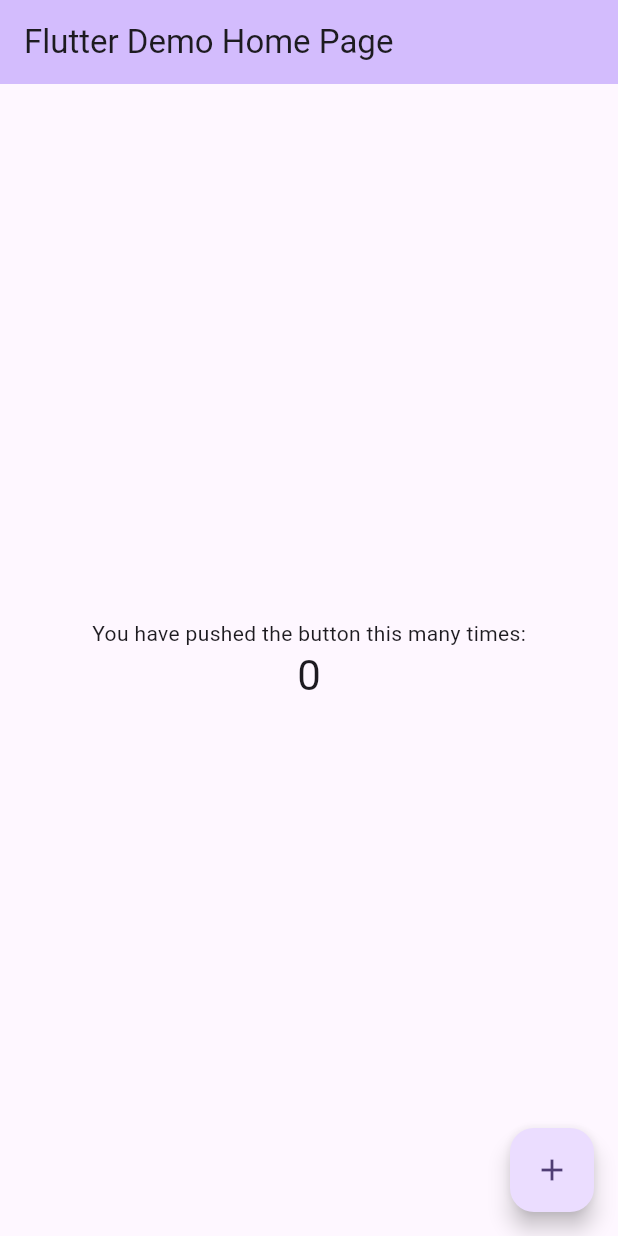
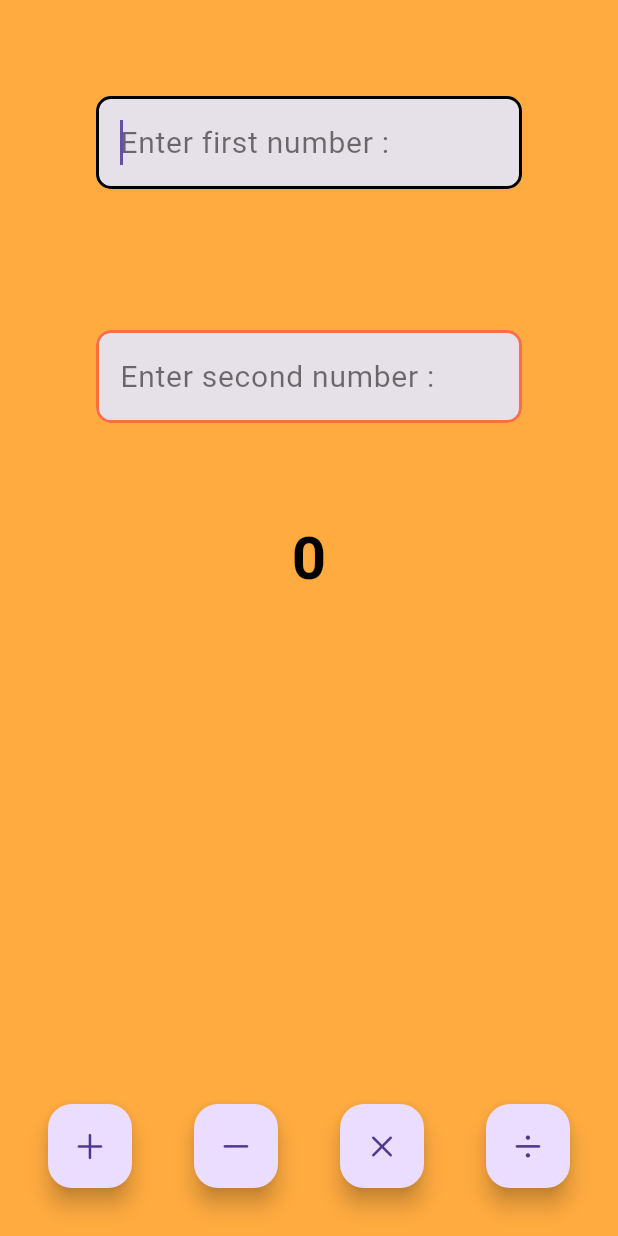
Before and after one commit to smilewithkhushi/30DaysOfFlutter, a Flutter app: the screen it shows after launch, on a phone screen of 412 x 824 dp. Run offline on Flutter 3.47's test engine with Material 3 defaults, Android fonts, the phone set to English and light mode, and no system bars; statements that could not run were skipped.

Commit message:
[added] d1 project files

```diff
--- /dev/null
+++ b/lib/app/app.dart
@@ -0,0 +1,22 @@
+// MyApp is a widget which is being used in the main.dart
+import 'package:basic_flutter/views/home_view.dart';
+import 'package:flutter/material.dart';
+
+// Stateless widget is a widget that does not require mutable state. Eg: the app background, navbar
+// Stateful widget is a widget that requires mutable state. Eg: the text in the body of the app
+
+class MyApp extends StatelessWidget {
+  const MyApp({
+    super.key,
+  });
+
+  @override
+  Widget build(BuildContext context) {
+    return MaterialApp(
+        title: 'Basic Flutter App',
+        theme: ThemeData(
+          primarySwatch: Colors.orange,
+        ),
+        home: const HomeView());
+  }
+}
--- a/lib/main.dart
+++ b/lib/main.dart
@@ -1,125 +1,7 @@
+import 'package:basic_flutter/app/app.dart';
 import 'package:flutter/material.dart';
+// The main function is the starting point for all our Flutter apps
 
 void main() {
   runApp(const MyApp());
 }
-
-class MyApp extends StatelessWidget {
-  const MyApp({super.key});
-
-  // This widget is the root of your application.
-  @override
-  Widget build(BuildContext context) {
-    return MaterialApp(
-      title: 'Flutter Demo',
-      theme: ThemeData(
-        // This is the theme of your application.
-        //
-        // TRY THIS: Try running your application with "flutter run". You'll see
-        // the application has a purple toolbar. Then, without quitting the app,
-        // try changing the seedColor in the colorScheme below to Colors.green
-        // and then invoke "hot reload" (save your changes or press the "hot
-        // reload" button in a Flutter-supported IDE, or press "r" if you used
-        // the command line to start the app).
-        //
-        // Notice that the counter didn't reset back to zero; the application
-        // state is not lost during the reload. To reset the state, use hot
-        // restart instead.
-        //
-        // This works for code too, not just values: Most code changes can be
-        // tested with just a hot reload.
-        colorScheme: ColorScheme.fromSeed(seedColor: Colors.deepPurple),
-        useMaterial3: true,
-      ),
-      home: const MyHomePage(title: 'Flutter Demo Home Page'),
-    );
-  }
-}
-
-class MyHomePage extends StatefulWidget {
-  const MyHomePage({super.key, required this.title});
-
-  // This widget is the home page of your application. It is stateful, meaning
-  // that it has a State object (defined below) that contains fields that affect
-  // how it looks.
-
-  // This class is the configuration for the state. It holds the values (in this
-  // case the title) provided by the parent (in this case the App widget) and
-  // used by the build method of the State. Fields in a Widget subclass are
-  // always marked "final".
-
-  final String title;
-
-  @override
-  State<MyHomePage> createState() => _MyHomePageState();
-}
-
-class _MyHomePageState extends State<MyHomePage> {
-  int _counter = 0;
-
-  void _incrementCounter() {
-    setState(() {
-      // This call to setState tells the Flutter framework that something has
-      // changed in this State, which causes it to rerun the build method below
-      // so that the display can reflect the updated values. If we changed
-      // _counter without calling setState(), then the build method would not be
-      // called again, and so nothing would appear to happen.
-      _counter++;
-    });
-  }
-
-  @override
-  Widget build(BuildContext context) {
-    // This method is rerun every time setState is called, for instance as done
-    // by the _incrementCounter method above.
-    //
-    // The Flutter framework has been optimized to make rerunning build methods
-    // fast, so that you can just rebuild anything that needs updating rather
-    // than having to individually change instances of widgets.
-    return Scaffold(
-      appBar: AppBar(
-        // TRY THIS: Try changing the color here to a specific color (to
-        // Colors.amber, perhaps?) and trigger a hot reload to see the AppBar
-        // change color while the other colors stay the same.
-        backgroundColor: Theme.of(context).colorScheme.inversePrimary,
-        // Here we take the value from the MyHomePage object that was created by
-        // the App.build method, and use it to set our appbar title.
-        title: Text(widget.title),
-      ),
-      body: Center(
-        // Center is a layout widget. It takes a single child and positions it
-        // in the middle of the parent.
-        child: Column(
-          // Column is also a layout widget. It takes a list of children and
-          // arranges them vertically. By default, it sizes itself to fit its
-          // children horizontally, and tries to be as tall as its parent.
-          //
-          // Column has various properties to control how it sizes itself and
-          // how it positions its children. Here we use mainAxisAlignment to
-          // center the children vertically; the main axis here is the vertical
-          // axis because Columns are vertical (the cross axis would be
-          // horizontal).
-          //
-          // TRY THIS: Invoke "debug painting" (choose the "Toggle Debug Paint"
-          // action in the IDE, or press "p" in the console), to see the
-          // wireframe for each widget.
-          mainAxisAlignment: MainAxisAlignment.center,
-          children: <Widget>[
-            const Text(
-              'You have pushed the button this many times:',
-            ),
-            Text(
-              '$_counter',
-              style: Theme.of(context).textTheme.headlineMedium,
-            ),
-          ],
-        ),
-      ),
-      floatingActionButton: FloatingActionButton(
-        onPressed: _incrementCounter,
-        tooltip: 'Increment',
-        child: const Icon(Icons.add),
-      ), // This trailing comma makes auto-formatting nicer for build methods.
-    );
-  }
-}
--- /dev/null
+++ b/lib/views/calculator_view.dart
@@ -0,0 +1,99 @@
+import 'package:flutter/cupertino.dart';
+import 'package:flutter/material.dart';
+
+//calculator view for the application
+
+class CalculatorView extends StatelessWidget {
+  const CalculatorView({Key? key}) : super(key: key);
+
+  @override
+  Widget build(BuildContext context) {
+    return const Padding(
+      padding: EdgeInsets.all(32.0),
+      child: Column(
+        children: [
+          //Calculator Display
+          DisplayOne(hint: "Enter first number : "),
+          SizedBox(
+            height: 30,
+          ),
+
+          DisplayOne(hint: "Enter second number : "),
+
+          const SizedBox(
+            height: 30,
+          ),
+
+          const Text(
+            "0",
+            style: TextStyle(
+                fontSize: 40.0,
+                color: Colors.black,
+                fontWeight: FontWeight.bold),
+          ),
+
+          const Spacer(),
+          Row(
+            mainAxisAlignment: MainAxisAlignment.spaceBetween,
+            children: [
+              FloatingActionButton(
+                onPressed: () {},
+                child: const Icon(CupertinoIcons.add),
+              ),
+              FloatingActionButton(
+                onPressed: () {},
+                child: Icon(CupertinoIcons.minus),
+              ),
+              FloatingActionButton(
+                onPressed: () {},
+                child: Icon(CupertinoIcons.multiply),
+              ),
+              FloatingActionButton(
+                onPressed: () {},
+                child: Icon(CupertinoIcons.divide),
+              ),
+            ],
+          ),
+          //Calculator Buttons
+        ],
+      ),
+    );
+  }
+}
+
+//calculator display for the application
+
+class DisplayOne extends StatelessWidget {
+  const DisplayOne({super.key, this.hint = "Enter a number"});
+
+  final String hint;
+
+  @override
+  Widget build(BuildContext context) {
+    return Padding(
+      padding: EdgeInsets.all(32.0),
+      child: Column(children: [
+        //Calculator Display
+        TextField(
+          keyboardType: TextInputType.number,
+          autofocus: true,
+          style: TextStyle(fontSize: 20.0, color: Colors.black),
+          decoration: InputDecoration(
+            focusedBorder: OutlineInputBorder(
+              borderSide: BorderSide(color: Colors.black, width: 2.0),
+              borderRadius: BorderRadius.all(Radius.circular(10.0)),
+            ),
+            filled: true,
+            hintText: hint,
+            hintStyle: TextStyle(color: Colors.black54),
+            enabledBorder: OutlineInputBorder(
+              borderSide:
+                  BorderSide(color: Colors.deepOrangeAccent, width: 2.0),
+              borderRadius: BorderRadius.all(Radius.circular(10.0)),
+            ),
+          ),
+        )
+      ]),
+    );
+  }
+}
--- /dev/null
+++ b/lib/views/home_view.dart
@@ -0,0 +1,12 @@
+import 'package:basic_flutter/views/calculator_view.dart';
+import 'package:flutter/material.dart';
+
+class HomeView extends StatelessWidget {
+  const HomeView({super.key});
+
+  Widget build(BuildContext context) {
+    return const Scaffold(
+        backgroundColor: Colors.orangeAccent,
+        body: SafeArea(bottom: false, child: CalculatorView()));
+  }
+}
```
Also changed, not shown: 1 other file.
